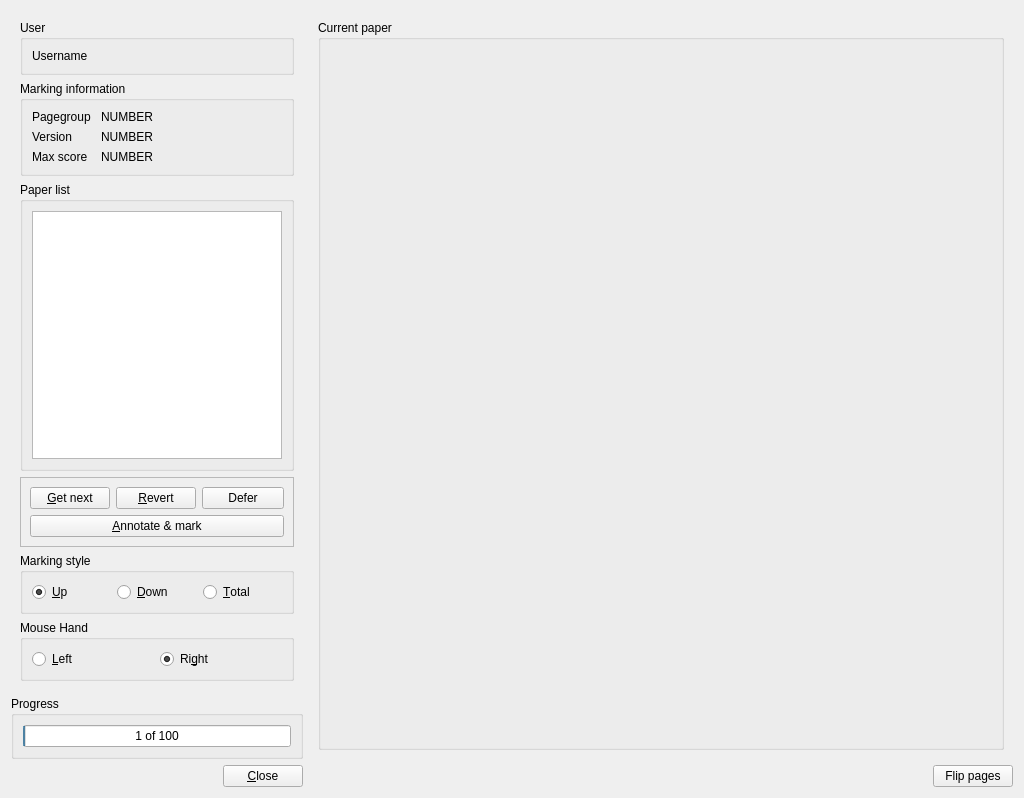
Old version of the form qtCreatorFiles/ui_marker.ui in the repository plomgrading/plom.
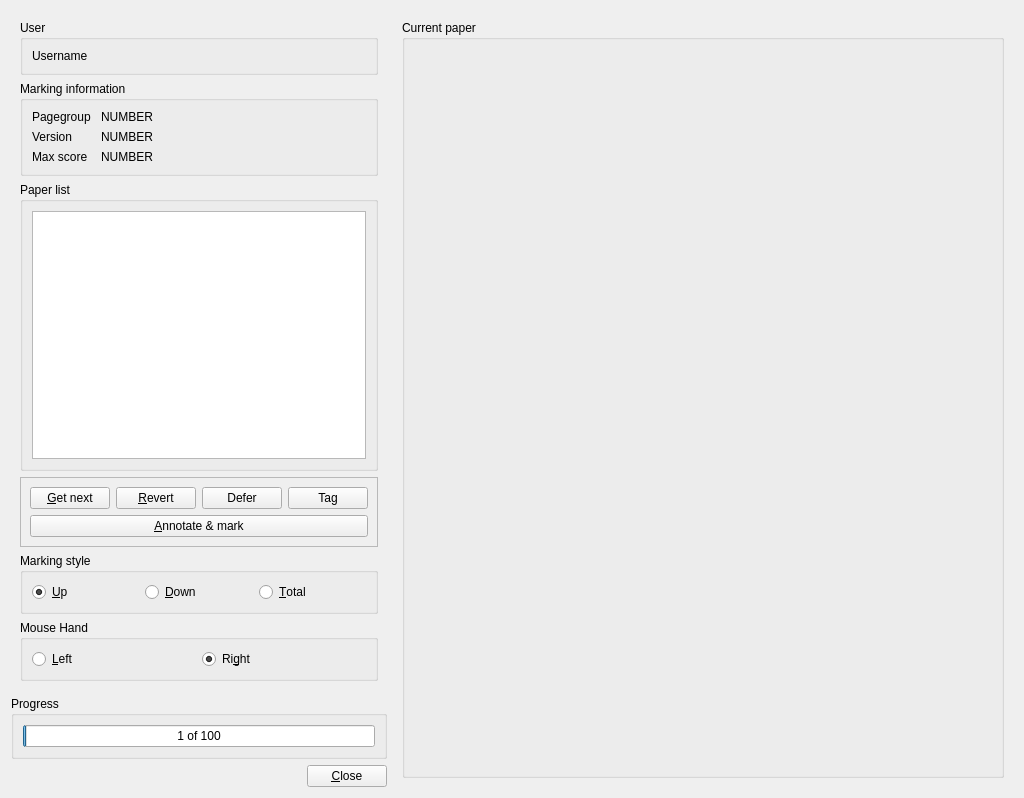
New version of the form. Custom widgets are drawn as their Qt base class.

Commit message: Towards sorting and tagging of papers in the marker window.

What changed in the file:
```diff
--- a/qtCreatorFiles/ui_marker.ui
+++ b/qtCreatorFiles/ui_marker.ui
@@ -160,7 +160,46 @@
          <enum>QFrame::Raised</enum>
         </property>
         <layout class="QGridLayout" name="gridLayout">
-         <item row="1" column="0">
+         <item row="1" column="3">
+          <widget class="QPushButton" name="revertButton">
+           <property name="sizePolicy">
+            <sizepolicy hsizetype="Minimum" vsizetype="Fixed">
+             <horstretch>1</horstretch>
+             <verstretch>0</verstretch>
+            </sizepolicy>
+           </property>
+           <property name="text">
+            <string>&amp;Revert</string>
+           </property>
+          </widget>
+         </item>
+         <item row="1" column="5">
+          <widget class="QPushButton" name="tagButton">
+           <property name="sizePolicy">
+            <sizepolicy hsizetype="Minimum" vsizetype="Fixed">
+             <horstretch>1</horstretch>
+             <verstretch>0</verstretch>
+            </sizepolicy>
+           </property>
+           <property name="text">
+            <string>Tag</string>
+           </property>
+          </widget>
+         </item>
+         <item row="1" column="4">
+          <widget class="QPushButton" name="deferButton">
+           <property name="sizePolicy">
+            <sizepolicy hsizetype="Minimum" vsizetype="Fixed">
+             <horstretch>1</horstretch>
+             <verstretch>0</verstretch>
+            </sizepolicy>
+           </property>
+           <property name="text">
+            <string>Defer</string>
+           </property>
+          </widget>
+         </item>
+         <item row="1" column="2">
           <widget class="QPushButton" name="getNextButton">
            <property name="sizePolicy">
             <sizepolicy hsizetype="Minimum" vsizetype="Fixed">
@@ -173,7 +212,7 @@
            </property>
           </widget>
          </item>
-         <item row="3" column="0" colspan="4">
+         <item row="2" column="2" colspan="4">
           <widget class="QPushButton" name="annButton">
            <property name="sizePolicy">
             <sizepolicy hsizetype="Minimum" vsizetype="Fixed">
@@ -186,32 +225,6 @@
            </property>
           </widget>
          </item>
-         <item row="1" column="1">
-          <widget class="QPushButton" name="revertButton">
-           <property name="sizePolicy">
-            <sizepolicy hsizetype="Minimum" vsizetype="Fixed">
-             <horstretch>1</horstretch>
-             <verstretch>0</verstretch>
-            </sizepolicy>
-           </property>
-           <property name="text">
-            <string>&amp;Revert</string>
-           </property>
-          </widget>
-         </item>
-         <item row="1" column="2" colspan="2">
-          <widget class="QPushButton" name="deferButton">
-           <property name="sizePolicy">
-            <sizepolicy hsizetype="Minimum" vsizetype="Fixed">
-             <horstretch>1</horstretch>
-             <verstretch>0</verstretch>
-            </sizepolicy>
-           </property>
-           <property name="text">
-            <string>Defer</string>
-           </property>
-          </widget>
-         </item>
         </layout>
        </widget>
       </item>
@@ -295,30 +308,6 @@
      </layout>
     </widget>
    </item>
-   <item row="2" column="1">
-    <layout class="QHBoxLayout" name="horizontalLayout_2">
-     <item>
-      <spacer name="horizontalSpacer_2">
-       <property name="orientation">
-        <enum>Qt::Horizontal</enum>
-       </property>
-       <property name="sizeHint" stdset="0">
-        <size>
-         <width>40</width>
-         <height>20</height>
-        </size>
-       </property>
-      </spacer>
-     </item>
-     <item>
-      <widget class="QPushButton" name="flipButton">
-       <property name="text">
-        <string>Flip pages</string>
-       </property>
-      </widget>
-     </item>
-    </layout>
-   </item>
    <item row="1" column="0">
     <widget class="QGroupBox" name="groupBox">
      <property name="title">
@@ -338,11 +327,11 @@
      </layout>
     </widget>
    </item>
-   <item row="0" column="1" rowspan="2">
+   <item row="0" column="1" rowspan="3">
     <widget class="QWidget" name="widget_2" native="true">
      <property name="sizePolicy">
       <sizepolicy hsizetype="Preferred" vsizetype="Preferred">
-       <horstretch>4</horstretch>
+       <horstretch>2</horstretch>
        <verstretch>0</verstretch>
       </sizepolicy>
      </property>
```
Left out of the diff: 2 changed lines with no effect on the pictures. The commit also changes 3 other files.
